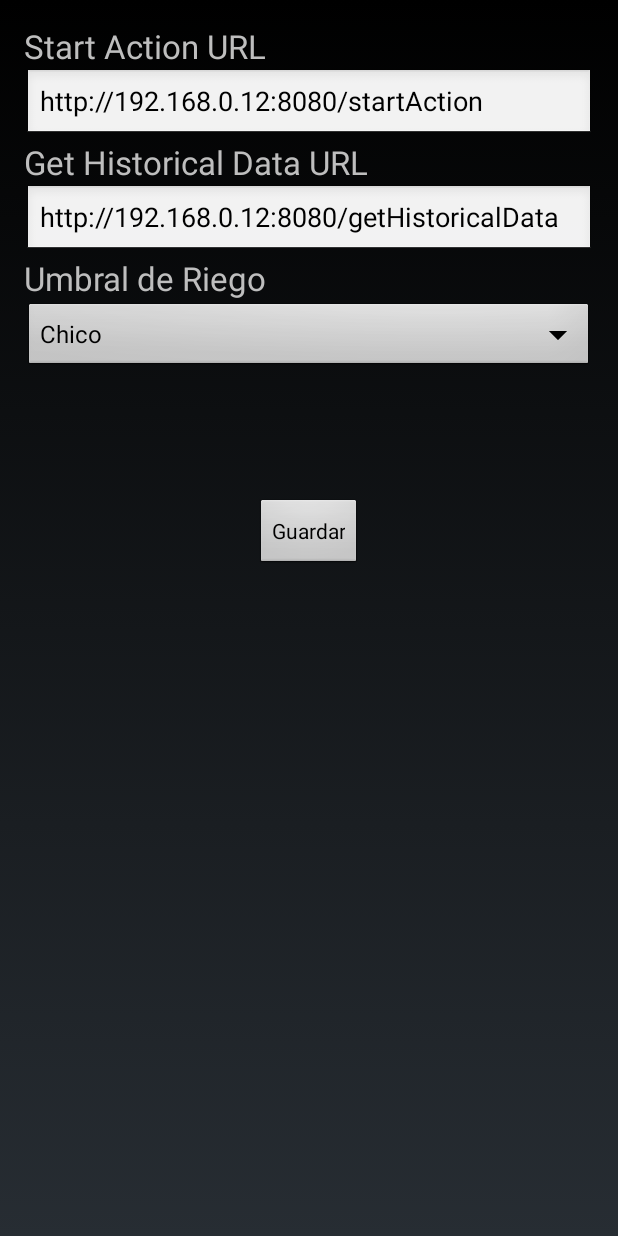
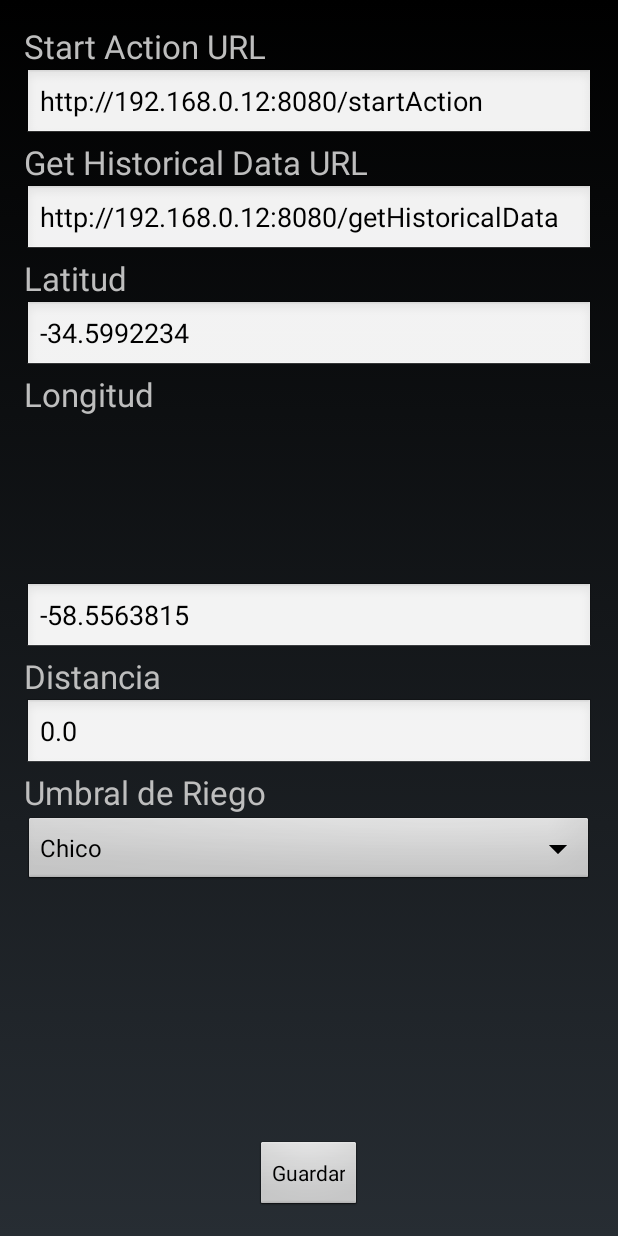
Before and after one commit to amper88/smartshower, an Android app: the ConfigurationActivity screen opened directly, with no data from a screen before it, after a tap on "Guardar", on a phone screen of 412 x 824 dp. Run offline under Robolectric (Android 15) with nearby library versions, the light colour scheme and no system bars.

Commit message:
Configuration of latitud longitud distance

```diff
--- a/app/src/main/java/com/amper/smartshower/ConfigurationActivity.java
+++ b/app/src/main/java/com/amper/smartshower/ConfigurationActivity.java
@@ -16,12 +16,19 @@ public class ConfigurationActivity extends Activity {
         setContentView(R.layout.activity_configuration);
 
         EditText editTextStartAction = (EditText) findViewById(R.id.EditTextNameStartAction);
-        editTextStartAction.setHint("Ingrese URL de comienzo de riego");
         editTextStartAction.setText(GlobalConfigurationSingleton.getInstance().getUrlStartAction());
 
         EditText editTextGetHistoricalData = (EditText) findViewById(R.id.EditTextNameGetHistoricalData);
-        editTextGetHistoricalData.setHint("Ingrese URL de datos historicos");
         editTextGetHistoricalData.setText(GlobalConfigurationSingleton.getInstance().getUrlGetRiegos());
+
+        EditText edLatitud = (EditText) findViewById(R.id.EditTextLatitud);
+        edLatitud.setText(""+GlobalConfigurationSingleton.getInstance().getLatitud());
+
+        EditText edLongitud = (EditText) findViewById(R.id.EditTextLongitud);
+        edLongitud.setText(""+GlobalConfigurationSingleton.getInstance().getLongitud());
+
+        EditText edDistancia = (EditText) findViewById(R.id.EditTextDistancia);
+        edDistancia.setText(""+GlobalConfigurationSingleton.getInstance().getDistancia());
     }
 
     public void saveConfigurationAction(View v) {
@@ -31,6 +38,16 @@ public class ConfigurationActivity extends Activity {
         EditText editTextGetHistoricalData = (EditText)findViewById(R.id.EditTextNameGetHistoricalData);
         GlobalConfigurationSingleton.getInstance().setUrlGetRiegos(editTextGetHistoricalData.getText().toString());
 
+        EditText edLatitud = (EditText)findViewById(R.id.EditTextLatitud);
+        GlobalConfigurationSingleton.getInstance().setLatitud(Double.parseDouble(edLatitud.getText().toString()));
+
+        EditText edLongitud = (EditText)findViewById(R.id.EditTextLongitud);
+        GlobalConfigurationSingleton.getInstance().setLongitud(Double.parseDouble(edLongitud.getText().toString()));
+
+        EditText edDistancia = (EditText)findViewById(R.id.EditTextDistancia);
+        GlobalConfigurationSingleton.getInstance().setDistancia(Double.parseDouble(edDistancia.getText().toString()));
+
+
         Toast.makeText(this.getBaseContext(), "Guardado",Toast.LENGTH_LONG).show();
     }
 
--- a/app/src/main/java/com/amper/smartshower/location/RiegosLocationListener.java
+++ b/app/src/main/java/com/amper/smartshower/location/RiegosLocationListener.java
@@ -7,6 +7,8 @@ import android.os.Bundle;
 import android.support.v7.app.AppCompatActivity;
 import android.util.Log;
 import android.widget.Toast;
+
+import com.amper.smartshower.util.GlobalConfigurationSingleton;
 
 /**
  * Created by amper on 17/06/16.
@@ -32,10 +34,9 @@ public class RiegosLocationListener implements LocationListener{
     public void onLocationChanged(Location loc) {
             loc.getLatitude();
             loc.getLongitude();
-            double latitud=-34.5992234;
-            double longitud=-58.5563815;
-
-            double distancia = 0;
+            double latitud = GlobalConfigurationSingleton.getInstance().getLatitud();
+            double longitud= GlobalConfigurationSingleton.getInstance().getLongitud();;
+            double distancia = GlobalConfigurationSingleton.getInstance().getDistancia();
 
 
             //aca habria que consumir las coordenadas de la placa
--- a/app/src/main/java/com/amper/smartshower/util/GlobalConfigurationSingleton.java
+++ b/app/src/main/java/com/amper/smartshower/util/GlobalConfigurationSingleton.java
@@ -10,10 +10,18 @@ public class GlobalConfigurationSingleton {
     private String urlGetRiegos;
     private String urlStartAction;
 
+    private double latitud;
+    private double longitud;
+    private double distancia;
+
     // Set default Riegos values and restrict the constructor from being instantiated
     private GlobalConfigurationSingleton(){
         this.urlGetRiegos    = "http://192.168.0.12:8080/getHistoricalData";
         this.urlStartAction  = "http://192.168.0.12:8080/startAction";
+
+        this.latitud   = -34.5992234;
+        this.longitud  = -58.5563815;
+        this.distancia = 0;
     }
 
     // Getters & Setters
@@ -29,6 +37,25 @@ public class GlobalConfigurationSingleton {
     public String getUrlStartAction(){
         return this.urlStartAction;
     }
+    public void setLatitud(double d){
+        this.latitud=d;
+    }
+    public double getLatitud(){
+        return this.latitud;
+    }
+    public void setLongitud(double d){
+        this.longitud=d;
+    }
+    public double getLongitud(){
+        return this.longitud;
+    }
+    public void setDistancia(double d){
+        this.distancia=d;
+    }
+    public double getDistancia(){
+        return this.distancia;
+    }
+
 
     // GetInstance
     public static synchronized GlobalConfigurationSingleton getInstance(){
--- a/app/src/main/res/layout/activity_configuration.xml
+++ b/app/src/main/res/layout/activity_configuration.xml
@@ -24,7 +24,6 @@
         android:layout_below="@+id/TextViewTitleStartAction"
         android:layout_alignParentLeft="true"
         android:layout_alignParentStart="true"
-        android:editable="true"
         android:enabled="true"
         android:focusable="true">
     </EditText>
@@ -42,20 +41,93 @@
         android:layout_height="wrap_content"
         android:inputType="textPersonName"
         android:layout_width="fill_parent"
+        android:enabled="true"
+        android:focusable="true"
         android:layout_below="@+id/TextViewTitleGetHistoricalData"
         android:layout_alignParentLeft="true"
-        android:layout_alignParentStart="true"
-        android:editable="true"
+        android:layout_alignParentStart="true">
+    </EditText>
+
+
+    <TextView
+        android:id="@+id/TextViewLatitud"
+        android:layout_width="wrap_content"
+        android:layout_height="wrap_content"
+        android:text="Latitud"
+        android:textSize="10pt"
+        android:layout_below="@+id/EditTextNameGetHistoricalData"
+        android:layout_alignParentLeft="true"
+        android:layout_alignParentStart="true">
+    </TextView>
+    <EditText
+        android:id="@+id/EditTextLatitud"
+        android:layout_height="wrap_content"
+        android:inputType="textPersonName"
+        android:layout_width="fill_parent"
         android:enabled="true"
-        android:focusable="true">
+        android:focusable="true"
+        android:layout_below="@+id/TextViewLatitud"
+        android:layout_alignParentLeft="true"
+        android:layout_alignParentStart="true">
     </EditText>
+
+
+
+    <TextView
+        android:id="@+id/TextViewLongitud"
+        android:layout_width="wrap_content"
+        android:layout_height="wrap_content"
+        android:text="Longitud"
+        android:textSize="10pt"
+        android:layout_below="@+id/EditTextLatitud"
+        android:layout_alignParentLeft="true"
+        android:layout_alignParentStart="true">
+    </TextView>
+    <EditText
+        android:id="@+id/EditTextLongitud"
+        android:layout_height="wrap_content"
+        android:inputType="textPersonName"
+        android:layout_width="fill_parent"
+        android:enabled="true"
+        android:focusable="true"
+        android:layout_centerVertical="true"
+        android:layout_alignParentLeft="true"
+        android:layout_alignParentStart="true">
+    </EditText>
+
+
+    <TextView
+        android:id="@+id/TextViewDistancia"
+        android:layout_width="wrap_content"
+        android:layout_height="wrap_content"
+        android:text="Distancia"
+        android:textSize="10pt"
+        android:layout_below="@+id/EditTextLongitud"
+        android:layout_alignParentLeft="true"
+        android:layout_alignParentStart="true">
+    </TextView>
+    <EditText
+        android:id="@+id/EditTextDistancia"
+        android:layout_height="wrap_content"
+        android:inputType="textPersonName"
+        android:layout_width="fill_parent"
+        android:enabled="true"
+        android:focusable="true"
+        android:layout_below="@+id/TextViewDistancia"
+        android:layout_alignParentLeft="true"
+        android:layout_alignParentStart="true">
+    </EditText>
+
+
     <TextView
         android:id="@+id/TextViewTitleUmbralesRiego"
         android:layout_width="wrap_content"
         android:layout_height="wrap_content"
         android:text="Umbral de Riego"
-        android:layout_below="@+id/EditTextNameGetHistoricalData"
-        android:textSize="10pt">
+        android:textSize="10pt"
+        android:layout_below="@+id/EditTextDistancia"
+        android:layout_alignParentLeft="true"
+        android:layout_alignParentStart="true">
     </TextView>
     <Spinner
         android:id="@+id/SpinnerUmbralesRiego"
@@ -64,8 +136,8 @@
         android:layout_width="fill_parent"
         android:entries="@array/umbralesRiego"
         android:layout_below="@+id/TextViewTitleUmbralesRiego"
-        android:layout_alignParentRight="true"
-        android:layout_alignParentEnd="true">
+        android:layout_alignParentLeft="true"
+        android:layout_alignParentStart="true">
     </Spinner>
 
     <Button
@@ -73,10 +145,9 @@
         android:layout_height="wrap_content"
         android:text="Guardar"
         android:id="@+id/button"
-        android:layout_below="@+id/SpinnerUmbralesRiego"
-        android:layout_centerHorizontal="true"
-        android:layout_marginTop="83dp"
         android:enabled="true"
-        android:onClick="saveConfigurationAction" />
+        android:onClick="saveConfigurationAction"
+        android:layout_alignParentBottom="true"
+        android:layout_centerHorizontal="true" />
 
 </RelativeLayout>
```
